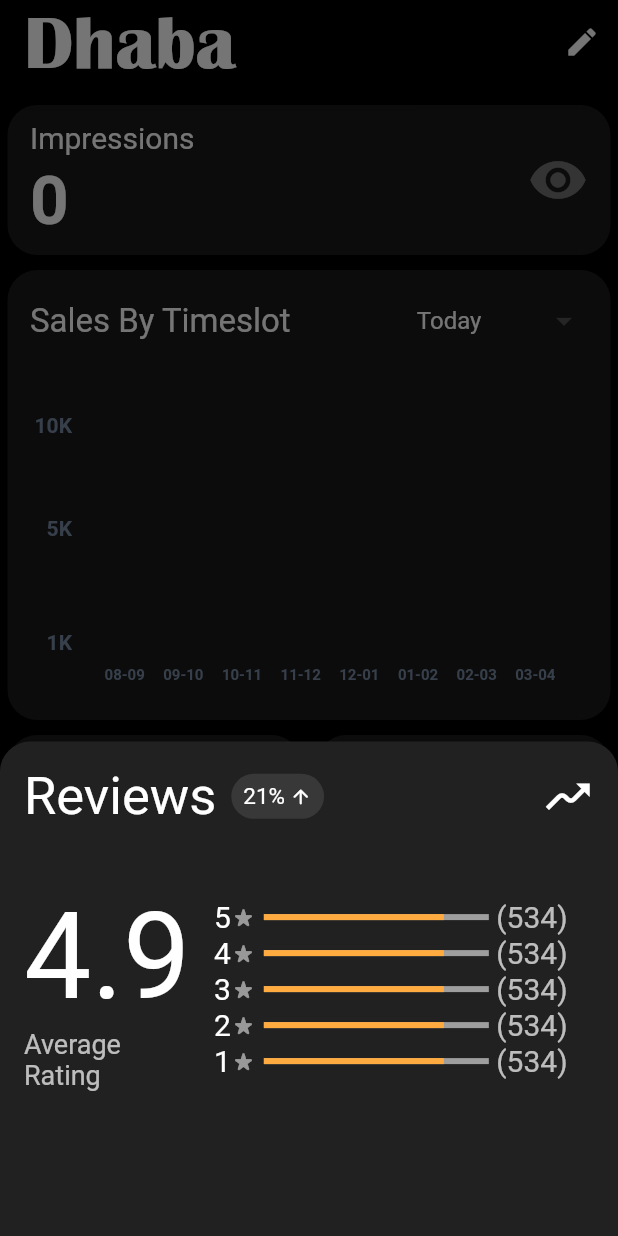
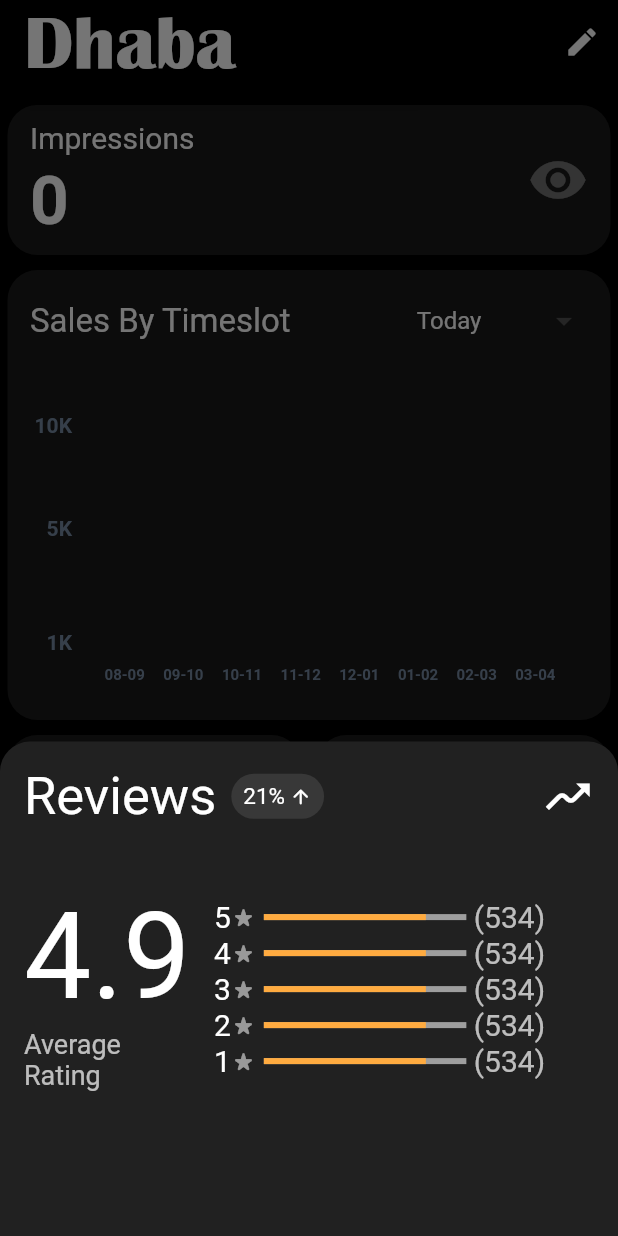
Before and after one commit to yousuf-4594/Blink-Employee, a Flutter app: the AnalyticsScreen screen opened directly with empty values, after a tap on "Reviews", on a phone screen of 412 x 824 dp. Run offline on Flutter 3.47's test engine with Material 2 defaults, Android fonts, the phone set to English and light mode, and no system bars; drawn by our look-alikes of fl_chart; our stand-ins replace animated_text_kit, flutter_slidable, google_fonts, google_nav_bar, smooth_page_indicator; missing offline and left inert: mysql_client.

Commit message:
fix bugs in review modal bottom bar pixel overflow

```diff
--- a/lib/screens/analytics_screen.dart
+++ b/lib/screens/analytics_screen.dart
@@ -464,7 +464,7 @@ class ReviewsRow extends StatelessWidget {
                                         SizedBox(width: 5),
                                         Container(
                                           height: 4,
-                                          width: 150,
+                                          width: 135,
                                           margin: EdgeInsets.only(
                                               top: 10, bottom: 10),
                                           child: LinearProgressIndicator(
```
